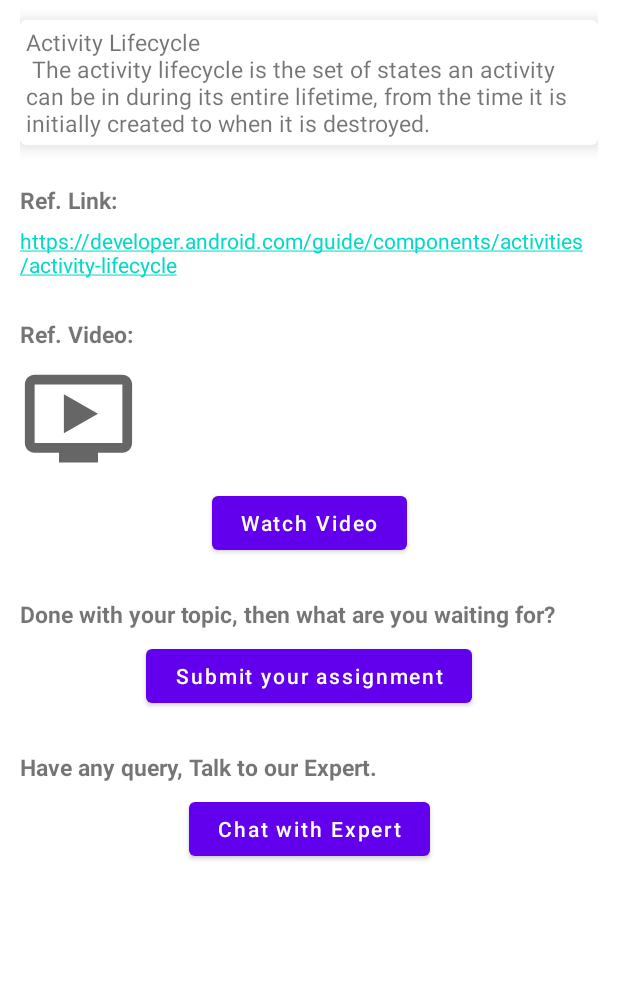
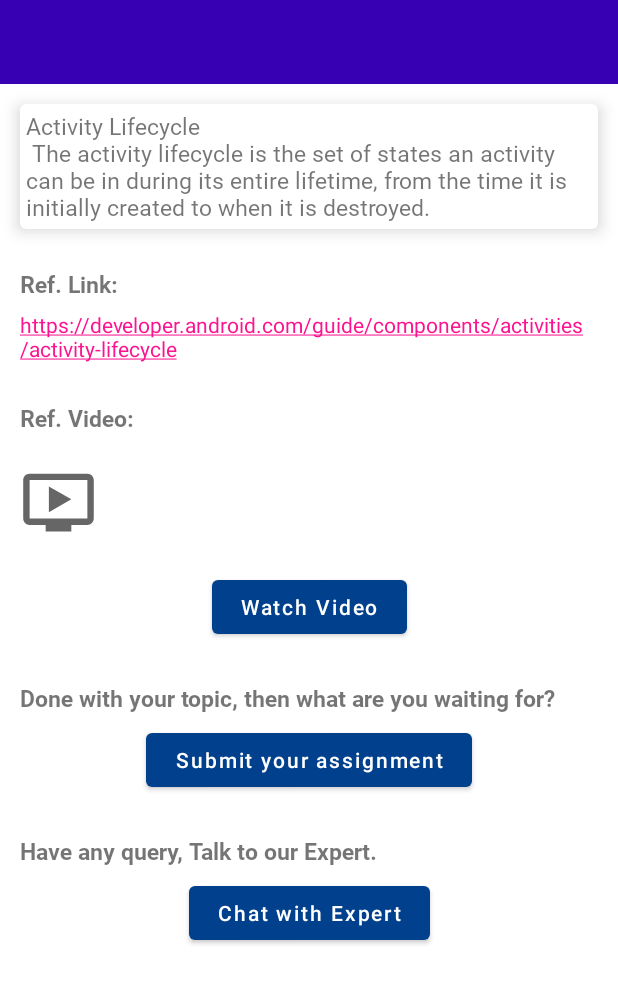
Before and after one commit to bheeshamsharma/TTNLearner, an Android app: the TopicDetailActivity screen opened directly, with no data from a screen before it, on a phone screen of 412 x 824 dp. Shown: the top 983 px of the screen. Run offline under Robolectric (Android 15) with nearby library versions, the phone set to English and light mode, and no system bars; our stand-ins replace sdp/ssp sizes.

```diff
--- a/app/src/main/AndroidManifest.xml
+++ b/app/src/main/AndroidManifest.xml
@@ -10,6 +10,7 @@
         android:label="@string/app_name"
         android:roundIcon="@mipmap/ic_launcher_round"
         android:supportsRtl="true"
+        android:usesCleartextTraffic="true"
         android:theme="@style/Theme.Geek_TTN">
         <activity
             android:name=".ui.PlayerActivity"
--- a/app/src/main/java/com/psgpw/geek_ttn/data/network/ApiService.kt
+++ b/app/src/main/java/com/psgpw/geek_ttn/data/network/ApiService.kt
@@ -2,6 +2,7 @@ package com.psgpw.pickapp.data.network
 
 import com.psgpw.HireMe.data.ResponseData
 import com.psgpw.HireMe.data.models.UserDetail
+import com.psgpw.pickapp.data.models.LoginRequest
 import com.psgpw.pickapp.data.models.User
 import okhttp3.MultipartBody
 
@@ -15,8 +16,8 @@ interface ApiService {
     @POST("login")
     suspend fun signIn(@QueryMap queries: Map<String, String?>): ResponseData<User>
 
-    @POST("UserRegisterApi")
-    suspend fun registerUser(@QueryMap queries: Map<String, String?>): ResponseData<User>
+    @POST("login/")
+    suspend fun registerUser(@Body loginRequest: LoginRequest): ResponseData<User>
 
     @POST("ForgetpasswordApi")
     suspend fun forgetPassword(@Query("email") email : String): ResponseData<Nothing>
--- a/app/src/main/java/com/psgpw/geek_ttn/data/repos/NetworkRepo.kt
+++ b/app/src/main/java/com/psgpw/geek_ttn/data/repos/NetworkRepo.kt
@@ -37,8 +37,8 @@ class NetworkRepo {
     }.flowOn(Dispatchers.IO)
 
 
-    suspend fun registerUser(
-        baseRequest: BaseRequest
+    suspend fun login(
+        baseRequest: String
     ): Flow<ResultState<ResponseData<User>>> = flow {
         try {
             emit(ResultState.Loading)
--- a/app/src/main/java/com/psgpw/geek_ttn/managers/GoogleLoginManager.kt
+++ b/app/src/main/java/com/psgpw/geek_ttn/managers/GoogleLoginManager.kt
@@ -13,6 +13,7 @@ object GoogleLoginManager {
 
     val gso = GoogleSignInOptions.Builder(GoogleSignInOptions.DEFAULT_SIGN_IN)
         .requestEmail()
+        .requestIdToken("12530960803-tbs6t64n0l2f4g1d46gqg34369qej2sv.apps.googleusercontent.com")
         .build()
 
     fun getGoogleClient(activity: Activity): GoogleSignInClient {
--- /dev/null
+++ b/app/src/main/java/com/psgpw/pickapp/data/models/LoginRequest.kt
@@ -0,0 +1,5 @@
+package com.psgpw.pickapp.data.models
+
+class LoginRequest(val provider : String, val access_token : String) {
+
+}
--- a/app/src/main/res/layout/activity_topic_detail.xml
+++ b/app/src/main/res/layout/activity_topic_detail.xml
@@ -4,131 +4,166 @@
     xmlns:tools="http://schemas.android.com/tools"
     android:layout_width="match_parent"
     android:layout_height="match_parent"
-    android:paddingHorizontal="@dimen/_10sdp"
     tools:context=".ui.TopicDetailActivity">
+
+    <com.google.android.material.appbar.AppBarLayout
+        android:id="@+id/layout_group_chat"
+        android:layout_width="0dp"
+        android:layout_height="wrap_content"
+        android:fitsSystemWindows="true"
+        android:orientation="vertical"
+        app:layout_constraintBottom_toTopOf="@+id/toolbar_gchannel"
+        app:layout_constraintEnd_toEndOf="parent"
+        app:layout_constraintStart_toStartOf="parent"
+        app:layout_constraintTop_toTopOf="parent">
+
+    </com.google.android.material.appbar.AppBarLayout>
+
+    <androidx.appcompat.widget.Toolbar
+        android:id="@+id/toolbar_gchannel"
+        android:layout_width="match_parent"
+        android:layout_height="wrap_content"
+        android:layout_gravity="center_horizontal"
+        android:background="@color/colorPrimary"
+        android:theme="@style/Widget.AppCompat.Toolbar"
+        app:layout_constraintBottom_toTopOf="@+id/cardView"
+        app:layout_constraintEnd_toEndOf="parent"
+        app:layout_constraintStart_toStartOf="parent"
+        app:layout_constraintTop_toBottomOf="@+id/layout_group_chat"
+        app:popupTheme="@style/Theme.AppCompat.Light">
+
+    </androidx.appcompat.widget.Toolbar>
 
     <androidx.cardview.widget.CardView
         android:id="@+id/cardView"
         android:layout_width="match_parent"
         android:layout_height="wrap_content"
         android:layout_marginTop="@dimen/_10sdp"
+        android:layout_marginHorizontal="@dimen/_10sdp"
+        app:cardCornerRadius="@dimen/_3sdp"
         app:cardElevation="@dimen/_5sdp"
-        app:cardCornerRadius="@dimen/_3sdp"
-        app:layout_constraintTop_toTopOf="parent">
+        app:layout_constraintTop_toBottomOf="@+id/toolbar_gchannel">
 
         <TextView
             android:layout_width="match_parent"
             android:layout_height="wrap_content"
+            android:fontFamily="@font/roboto_regular"
             android:gravity="start"
             android:padding="@dimen/_3sdp"
-            android:textSize="@dimen/_12ssp"
             android:text="Activity Lifecycle \n
-The activity lifecycle is the set of states an activity can be in during its entire lifetime, from the time it is initially created to when it is destroyed."/>
+The activity lifecycle is the set of states an activity can be in during its entire lifetime, from the time it is initially created to when it is destroyed."
+            android:textSize="@dimen/_12ssp" />
     </androidx.cardview.widget.CardView>
 
     <TextView
         android:id="@+id/tv_ref_link"
         android:layout_width="wrap_content"
         android:layout_height="wrap_content"
+        android:layout_marginTop="@dimen/_20sdp"
+        android:fontFamily="@font/roboto_bold"
+        android:paddingHorizontal="@dimen/_10sdp"
         android:text="Ref. Link:"
         android:textSize="@dimen/_12ssp"
-        android:textStyle="bold"
-        app:layout_constraintTop_toBottomOf="@+id/cardView"
         app:layout_constraintLeft_toLeftOf="parent"
-        android:layout_marginTop="@dimen/_20sdp"/>
+        app:layout_constraintTop_toBottomOf="@+id/cardView" />
+
     <TextView
         android:id="@+id/tv_ref_link_1"
         android:layout_width="match_parent"
         android:layout_height="wrap_content"
+        android:layout_marginTop="@dimen/_5sdp"
         android:autoLink="web"
         android:linksClickable="true"
+        android:paddingHorizontal="@dimen/_10sdp"
         android:text="https://developer.android.com/guide/components/activities/activity-lifecycle"
-        app:layout_constraintTop_toBottomOf="@+id/tv_ref_link"
         app:layout_constraintLeft_toLeftOf="parent"
-        android:layout_marginTop="@dimen/_5sdp"/>
+        app:layout_constraintTop_toBottomOf="@+id/tv_ref_link" />
+
     <TextView
         android:id="@+id/tv_ref_video"
         android:layout_width="wrap_content"
         android:layout_height="wrap_content"
+        android:layout_marginTop="@dimen/_20sdp"
+        android:fontFamily="@font/roboto_bold"
+        android:paddingHorizontal="@dimen/_10sdp"
         android:text="Ref. Video:"
         android:textSize="@dimen/_12ssp"
-        android:textStyle="bold"
-        app:layout_constraintTop_toBottomOf="@+id/tv_ref_link_1"
         app:layout_constraintLeft_toLeftOf="parent"
-        android:layout_marginTop="@dimen/_20sdp"/>
+        app:layout_constraintTop_toBottomOf="@+id/tv_ref_link_1" />
+
     <ImageView
         android:id="@+id/iv_video1"
         android:layout_width="@dimen/_60sdp"
         android:layout_height="@dimen/_60sdp"
+        android:layout_marginTop="@dimen/_5sdp"
+        android:paddingHorizontal="@dimen/_10sdp"
         android:src="@drawable/ic_video"
-        app:layout_constraintTop_toBottomOf="@+id/tv_ref_video"
         app:layout_constraintLeft_toLeftOf="parent"
-        android:layout_marginTop="@dimen/_5sdp"
-        />
+        app:layout_constraintTop_toBottomOf="@+id/tv_ref_video" />
+
     <Button
         android:id="@+id/btn_watch_video"
         android:layout_width="wrap_content"
         android:layout_height="wrap_content"
+        android:layout_marginTop="@dimen/_5sdp"
+        android:paddingHorizontal="@dimen/_15sdp"
+        android:paddingVertical="@dimen/_5sdp"
         android:text="Watch Video"
         android:textAllCaps="false"
-        android:paddingHorizontal="@dimen/_15sdp"
-        android:paddingVertical="@dimen/_5sdp"
-        app:layout_constraintTop_toBottomOf="@+id/iv_video1"
         app:layout_constraintLeft_toLeftOf="parent"
         app:layout_constraintRight_toRightOf="parent"
-        android:layout_marginTop="@dimen/_5sdp"
-        />
+        app:layout_constraintTop_toBottomOf="@+id/iv_video1" />
 
     <TextView
         android:id="@+id/tv_done_topic"
         android:layout_width="wrap_content"
         android:layout_height="wrap_content"
+        android:layout_marginTop="@dimen/_20sdp"
+        android:fontFamily="@font/roboto_bold"
+        android:paddingHorizontal="@dimen/_10sdp"
+        android:text="Done with your topic, then what are you waiting for?"
         android:textSize="@dimen/_12ssp"
-        android:textStyle="bold"
-        android:text="Done with your topic, then what are you waiting for?"
-        app:layout_constraintTop_toBottomOf="@+id/btn_watch_video"
         app:layout_constraintLeft_toLeftOf="parent"
-        android:layout_marginTop="@dimen/_20sdp"/>
+        app:layout_constraintTop_toBottomOf="@+id/btn_watch_video" />
 
     <Button
         android:id="@+id/btn_submit_assignment"
         android:layout_width="wrap_content"
         android:layout_height="wrap_content"
+        android:layout_marginTop="@dimen/_5sdp"
+        android:paddingHorizontal="@dimen/_15sdp"
+        android:paddingVertical="@dimen/_5sdp"
         android:text="Submit your assignment"
         android:textAllCaps="false"
-        android:paddingHorizontal="@dimen/_15sdp"
-        android:paddingVertical="@dimen/_5sdp"
-        app:layout_constraintTop_toBottomOf="@+id/tv_done_topic"
         app:layout_constraintLeft_toLeftOf="parent"
         app:layout_constraintRight_toRightOf="parent"
-        android:layout_marginTop="@dimen/_5sdp"
-        />
+        app:layout_constraintTop_toBottomOf="@+id/tv_done_topic" />
 
 
     <TextView
         android:id="@+id/tv_talk_expert"
         android:layout_width="wrap_content"
         android:layout_height="wrap_content"
+        android:layout_marginTop="@dimen/_20sdp"
+        android:fontFamily="@font/roboto_bold"
+        android:paddingHorizontal="@dimen/_10sdp"
+        android:text="Have any query, Talk to our Expert."
         android:textSize="@dimen/_12ssp"
-        android:textStyle="bold"
-        android:text="Have any query, Talk to our Expert."
-        app:layout_constraintTop_toBottomOf="@+id/btn_submit_assignment"
         app:layout_constraintLeft_toLeftOf="parent"
-        android:layout_marginTop="@dimen/_20sdp"/>
+        app:layout_constraintTop_toBottomOf="@+id/btn_submit_assignment" />
 
     <Button
         android:id="@+id/btn_chat_expert"
         android:layout_width="wrap_content"
         android:layout_height="wrap_content"
+        android:layout_marginTop="@dimen/_5sdp"
+        android:paddingHorizontal="@dimen/_15sdp"
+        android:paddingVertical="@dimen/_5sdp"
         android:text="Chat with Expert"
         android:textAllCaps="false"
-        android:paddingHorizontal="@dimen/_15sdp"
-        android:paddingVertical="@dimen/_5sdp"
-        app:layout_constraintTop_toBottomOf="@+id/tv_talk_expert"
         app:layout_constraintLeft_toLeftOf="parent"
         app:layout_constraintRight_toRightOf="parent"
-        android:layout_marginTop="@dimen/_5sdp"
-        />
+        app:layout_constraintTop_toBottomOf="@+id/tv_talk_expert" />
 
 
 </androidx.constraintlayout.widget.ConstraintLayout>
--- a/app/src/main/res/values/colors.xml
+++ b/app/src/main/res/values/colors.xml
@@ -5,6 +5,10 @@
     <color name="purple_700">#FF3700B3</color>
     <color name="teal_200">#FF03DAC5</color>
     <color name="teal_700">#FF018786</color>
+    <color name="primary">#01408C</color>
+    <color name="primary_varient">#314162</color>
+    <color name="secondary">#FD128F</color>
+    <color name="secondary_varient">#B90C69</color>
     <color name="black">#FF000000</color>
     <color name="textcolor">#FF000000</color>
     <color name="white">#FFFFFFFF</color>
--- a/app/src/main/res/values/themes.xml
+++ b/app/src/main/res/values/themes.xml
@@ -2,19 +2,20 @@
     <!-- Base application theme. -->
     <style name="Theme.Geek_TTN" parent="Theme.MaterialComponents.DayNight.NoActionBar">
         <!-- Primary brand color. -->
-        <item name="colorPrimary">@color/purple_500</item>
-        <item name="colorPrimaryVariant">@color/purple_700</item>
+        <item name="colorPrimary">@color/primary</item>
+        <item name="colorPrimaryVariant">@color/primary_varient</item>
         <item name="colorOnPrimary">@color/white</item>
         <!-- Secondary brand color. -->
-        <item name="colorSecondary">@color/teal_200</item>
-        <item name="colorSecondaryVariant">@color/teal_700</item>
-        <item name="colorOnSecondary">@color/black</item>
+        <item name="colorSecondary">@color/secondary</item>
+        <item name="colorSecondaryVariant">@color/secondary_varient</item>
+        <item name="colorOnSecondary">@color/white</item>
         <item name="android:textColorPrimary">@color/white</item>
         <!-- Status bar color. -->
         <item name="android:statusBarColor" tools:targetApi="l">?attr/colorPrimaryVariant</item>
         <!-- Customize your theme here. -->
     </style>
-    <style name="ToolBarStyle" parent="ToolBarStyle.Base"/>
+
+    <style name="ToolBarStyle" parent="ToolBarStyle.Base" />
 
     <style name="ToolBarStyle.Base" parent="">
         <item name="popupTheme">@style/ThemeOverlay.AppCompat.Light</item>
@@ -28,6 +29,7 @@
     <style name="TextAppearance.Widget.Event.Toolbar.Title" parent="TextAppearance.Widget.AppCompat.Toolbar.Title">
         <!--Any text styling can be done here-->
         <item name="android:textStyle">normal</item>
+        <item name="android:fontFamily">@font/roboto_regular</item>
         <item name="android:textSize">@dimen/_18sdp</item>
     </style>
 
```
Also changed, not shown: app/src/main/java/com/psgpw/geek_ttn/data/network/ApiHelper.kt (+5 -11 lines), app/src/main/java/com/psgpw/geek_ttn/ui/LoginActivity.kt (+6 -4 lines), app/src/main/java/com/psgpw/geek_ttn/viewmodels/LoginViewModel.kt (+8 -0 lines), app/src/main/res/layout/activity_player.xml (+32 -3 lines).
